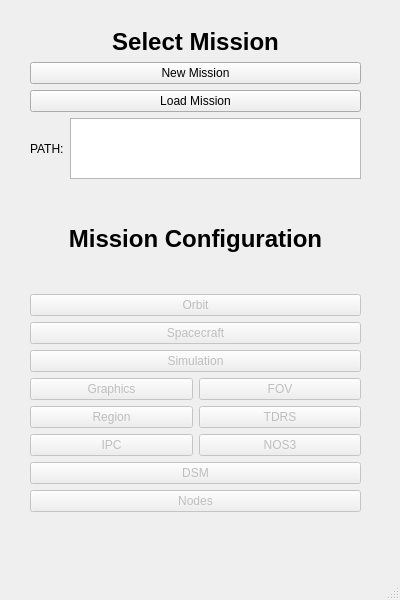
Qt form dsm_gui/mainwindow.ui (pavelgalchenko/dsm_gui) before a commit.
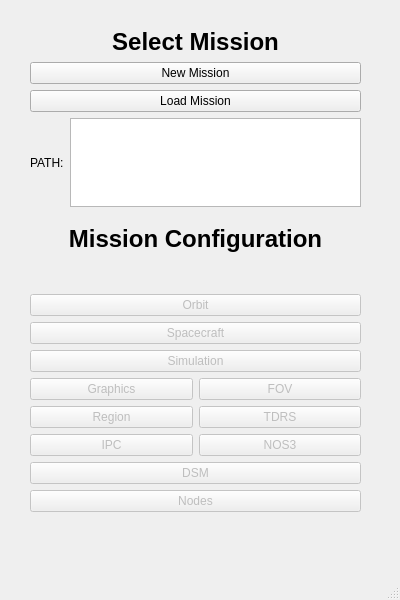
The same form after that commit.

The edit to the form file:
```diff
--- a/dsm_gui/mainwindow.ui
+++ b/dsm_gui/mainwindow.ui
@@ -38,7 +38,7 @@
       <x>30</x>
       <y>28</y>
       <width>331</width>
-      <height>151</height>
+      <height>179</height>
      </rect>
     </property>
     <layout class="QVBoxLayout" name="verticalLayout">
```
Left out of the diff: 2 changed lines with no effect on the pictures.
